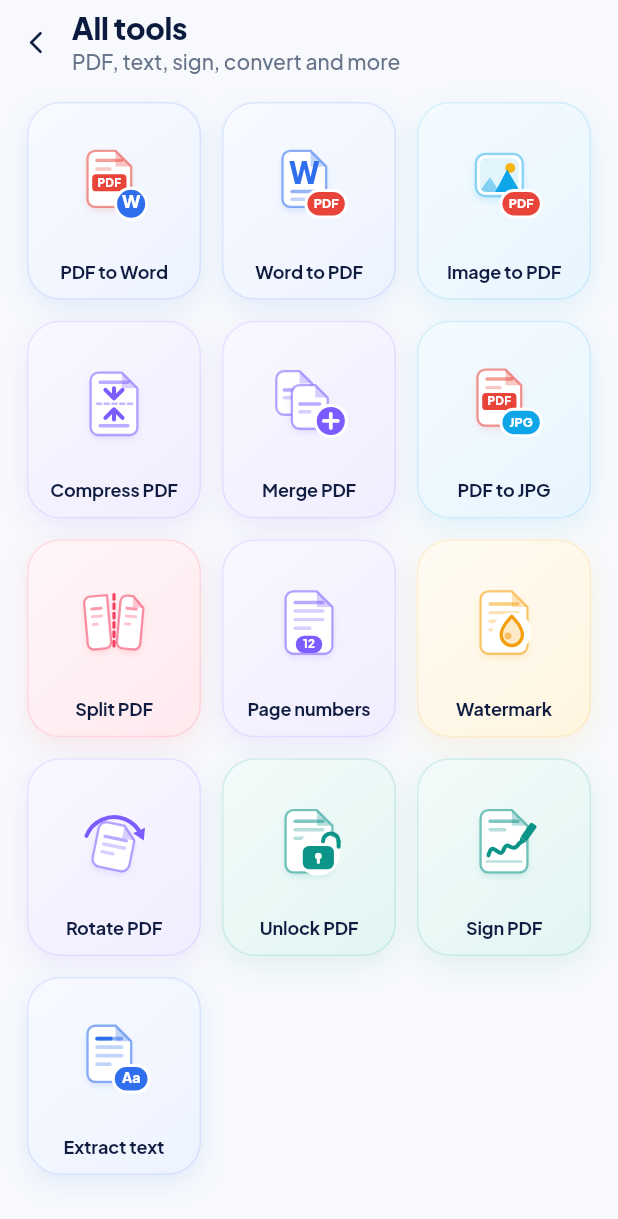
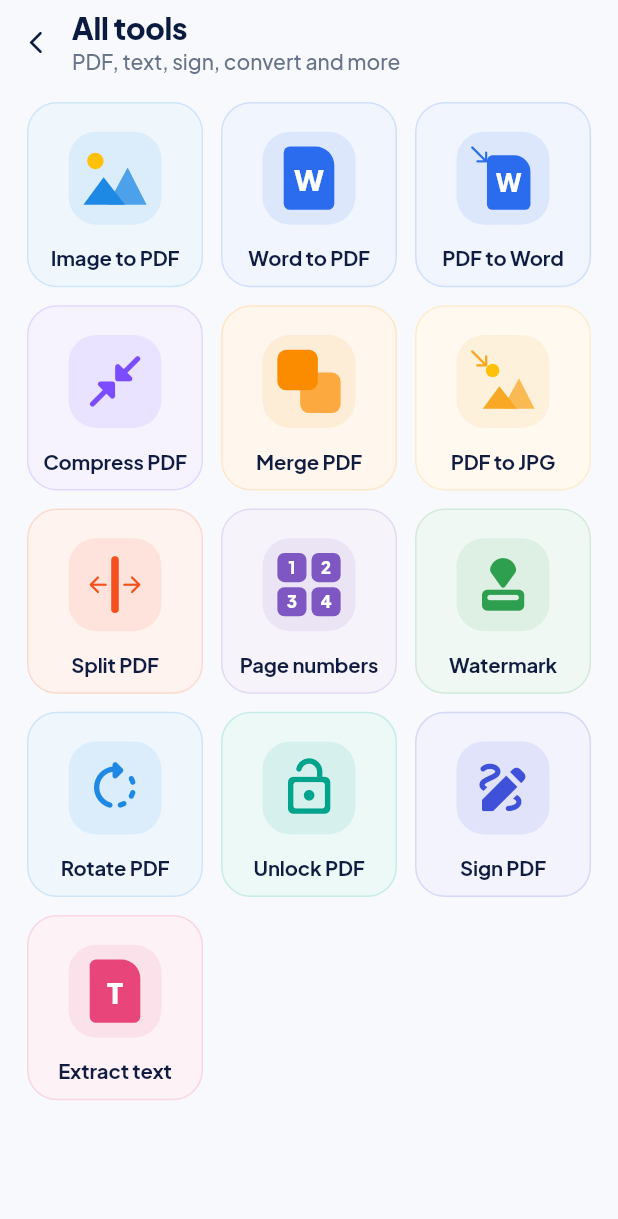
Before and after one commit to anubundu21-alt/scan, a Flutter app: the AllToolsScreen screen opened by its route, on a phone screen of 412 x 824 dp. Shown: the top 1219 px of the screen. Run offline on Flutter 3.47's test engine with Material 3 defaults, Android fonts, the phone set to English and light mode, and no system bars; our stand-ins replace camera, file_picker, flutter_riverpod, go_router, image_picker, in_app_purchase and 7 more; missing offline and left inert: cunning_document_scanner, gal; accounts and stored records are empty.

Commit message:
Brighter All tools tiles with bold colour icons
Co-Authored-By: Claude Opus 5.5 <noreply@anthropic.com>

```diff
--- a/lib/features/home/presentation/all_tools_screen.dart
+++ b/lib/features/home/presentation/all_tools_screen.dart
@@ -6,7 +6,7 @@ import 'package:scan2/core/theme/brand.dart';
 import 'package:scan2/core/theme/tactile.dart';
 import 'package:scan2/core/widgets/pressable_scale.dart';
 import 'package:scan2/features/home/domain/import_service.dart';
-import 'package:scan2/features/home/presentation/tool_art.dart';
+import 'package:scan2/features/home/presentation/tool_glyph.dart';
 import 'package:scan2/features/ocr/domain/on_device_ocr.dart';
 import 'package:scan2/features/ocr/presentation/ocr_result_screen.dart';
 import 'package:scan2/features/pro/presentation/coming_soon_tool_screen.dart';
@@ -29,6 +29,12 @@ class _AllToolsScreenState extends ConsumerState<AllToolsScreen> {
     final theme = Theme.of(context);
     final scheme = theme.colorScheme;
     final isLight = theme.brightness == Brightness.light;
+    final width = MediaQuery.sizeOf(context).width;
+    final columns = width >= 600 ? 4 : 3;
+    const maxGridWidth = 680.0;
+    final sidePad = width > maxGridWidth + 36
+        ? (width - maxGridWidth) / 2
+        : 18.0;
 
     return Scaffold(
       backgroundColor: isLight ? const Color(0xFFF7F9FC) : scheme.surface,
@@ -77,13 +83,15 @@ class _AllToolsScreenState extends ConsumerState<AllToolsScreen> {
           CustomScrollView(
             slivers: [
               SliverPadding(
-                padding: const EdgeInsets.fromLTRB(18, 12, 18, 28),
+                // On an iPad the grid stays phone-sized and centred, so the
+                // tiles do not stretch into huge empty cards.
+                padding: EdgeInsets.fromLTRB(sidePad, 12, sidePad, 28),
                 sliver: SliverGrid(
-                  gridDelegate: const SliverGridDelegateWithFixedCrossAxisCount(
-                    crossAxisCount: 3,
-                    mainAxisSpacing: 14,
-                    crossAxisSpacing: 14,
-                    childAspectRatio: 0.88,
+                  gridDelegate: SliverGridDelegateWithFixedCrossAxisCount(
+                    crossAxisCount: columns,
+                    mainAxisSpacing: 12,
+                    crossAxisSpacing: 12,
+                    childAspectRatio: 0.95,
                   ),
                   delegate: SliverChildBuilderDelegate(
                     childCount: _allTools.length,
@@ -188,98 +196,30 @@ class _AllToolsScreenState extends ConsumerState<AllToolsScreen> {
 }
 
 class _ToolItem {
-  const _ToolItem({
-    required this.id,
-    required this.title,
-    required this.wash,
-    required this.ink,
-  });
+  const _ToolItem({required this.id, required this.title, required this.ink});
 
   final String id;
   final String title;
-  final Color wash;
+
+  /// The tool's bright colour. The tile wash and the icon square are made
+  /// from it, so each tool needs only one colour.
   final Color ink;
 }
 
 const _allTools = <_ToolItem>[
-  _ToolItem(
-    id: 'pdf-word',
-    title: 'PDF to Word',
-    wash: Color(0xFFEDF3FF),
-    ink: Color(0xFF2F6FED),
-  ),
-  _ToolItem(
-    id: 'word-pdf',
-    title: 'Word to PDF',
-    wash: Color(0xFFEDF3FF),
-    ink: Color(0xFF2F6FED),
-  ),
-  _ToolItem(
-    id: 'img-pdf',
-    title: 'Image to PDF',
-    wash: Color(0xFFE7F5FE),
-    ink: Color(0xFF0EA5E9),
-  ),
-  _ToolItem(
-    id: 'compress',
-    title: 'Compress PDF',
-    wash: Color(0xFFF1EDFF),
-    ink: Color(0xFF7C5CFF),
-  ),
-  _ToolItem(
-    id: 'merge',
-    title: 'Merge PDF',
-    wash: Color(0xFFF1EDFF),
-    ink: Color(0xFF7C5CFF),
-  ),
-  _ToolItem(
-    id: 'jpg',
-    title: 'PDF to JPG',
-    wash: Color(0xFFE7F5FE),
-    ink: Color(0xFF0EA5E9),
-  ),
-  _ToolItem(
-    id: 'split',
-    title: 'Split PDF',
-    wash: Color(0xFFFFE9EE),
-    ink: Color(0xFFF43F5E),
-  ),
-  _ToolItem(
-    id: 'pages',
-    title: 'Page numbers',
-    wash: Color(0xFFF1EDFF),
-    ink: Color(0xFF7C5CFF),
-  ),
-  _ToolItem(
-    id: 'watermark',
-    title: 'Watermark',
-    wash: Color(0xFFFFF5E0),
-    ink: Color(0xFFF59E0B),
-  ),
-  _ToolItem(
-    id: 'rotate',
-    title: 'Rotate PDF',
-    wash: Color(0xFFF1EDFF),
-    ink: Color(0xFF7C5CFF),
-  ),
-  _ToolItem(
-    id: 'unlock',
-    title: 'Unlock PDF',
-    wash: Color(0xFFE2F5F2),
-    ink: Color(0xFF0D9488),
-  ),
-  _ToolItem(
-    id: 'sign',
-    title: 'Sign PDF',
-    wash: Color(0xFFE2F5F2),
-    ink: Color(0xFF0D9488),
-  ),
-  _ToolItem(
-    id: 'extract',
-    title: 'Extract text',
-    wash: Color(0xFFEDF3FF),
-    ink: Color(0xFF2F6FED),
-  ),
+  _ToolItem(id: 'img-pdf', title: 'Image to PDF', ink: Color(0xFF1E88E5)),
+  _ToolItem(id: 'word-pdf', title: 'Word to PDF', ink: Color(0xFF2B6CEE)),
+  _ToolItem(id: 'pdf-word', title: 'PDF to Word', ink: Color(0xFF2B6CEE)),
+  _ToolItem(id: 'compress', title: 'Compress PDF', ink: Color(0xFF7C4DFF)),
+  _ToolItem(id: 'merge', title: 'Merge PDF', ink: Color(0xFFFB8C00)),
+  _ToolItem(id: 'jpg', title: 'PDF to JPG', ink: Color(0xFFF9A825)),
+  _ToolItem(id: 'split', title: 'Split PDF', ink: Color(0xFFF4511E)),
+  _ToolItem(id: 'pages', title: 'Page numbers', ink: Color(0xFF7E57C2)),
+  _ToolItem(id: 'watermark', title: 'Watermark', ink: Color(0xFF2E9E4F)),
+  _ToolItem(id: 'rotate', title: 'Rotate PDF', ink: Color(0xFF1E88E5)),
+  _ToolItem(id: 'unlock', title: 'Unlock PDF', ink: Color(0xFF00A38C)),
+  _ToolItem(id: 'sign', title: 'Sign PDF', ink: Color(0xFF3F51D8)),
+  _ToolItem(id: 'extract', title: 'Extract text', ink: Color(0xFFE8457A)),
 ];
 
 class _ToolCard extends StatelessWidget {
@@ -292,55 +232,33 @@ class _ToolCard extends StatelessWidget {
   Widget build(BuildContext context) {
     final theme = Theme.of(context);
     final isLight = theme.brightness == Brightness.light;
-    final wash = tool.wash;
-    final tint = Color.lerp(wash, Colors.white, 0.6) ?? wash;
+    final ink = tool.ink;
 
     return PressableScale(
       onPressed: onPressed,
       haptic: AppHaptic.impactLight,
       scale: Tactile.pressScaleCard,
-      borderRadius: BorderRadius.circular(22),
+      borderRadius: BorderRadius.circular(20),
       minSize: 0,
       child: Container(
         width: double.infinity,
-        padding: const EdgeInsets.fromLTRB(6, 12, 6, 11),
+        padding: const EdgeInsets.fromLTRB(6, 12, 6, 10),
         decoration: BoxDecoration(
-          // A top-left highlight into the flat wash: the card reads as lit
-          // paper rather than a swatch, and the white sheets in the mark keep
-          // their edge against it.
-          gradient: LinearGradient(
-            begin: Alignment.topLeft,
-            end: Alignment.bottomRight,
-            colors: isLight
-                ? [tint, wash]
-                : [
-                    tool.ink.withValues(alpha: 0.22),
-                    tool.ink.withValues(alpha: 0.10),
-                  ],
+          color: isLight
+              ? Color.lerp(Colors.white, ink, 0.07)
+              : ink.withValues(alpha: 0.12),
+          borderRadius: BorderRadius.circular(20),
+          border: Border.all(
+            color: ink.withValues(alpha: isLight ? 0.16 : 0.30),
           ),
-          borderRadius: BorderRadius.circular(22),
-          border: Border.all(
-            color: tool.ink.withValues(alpha: isLight ? 0.14 : 0.30),
-          ),
-          boxShadow: isLight
-              ? [
-                  BoxShadow(
-                    color: tool.ink.withValues(alpha: 0.10),
-                    blurRadius: 14,
-                    offset: const Offset(0, 6),
-                  ),
-                ]
-              : null,
         ),
         child: Column(
           children: [
             Expanded(
               child: Center(
-                // Scale down rather than clip: three columns on a 320pt phone
-                // leave the art less room than the stage wants.
                 child: FittedBox(
                   fit: BoxFit.scaleDown,
-                  child: AllToolsMark(toolId: tool.id, ink: tool.ink),
+                  child: ToolGlyph(toolId: tool.id, color: ink),
                 ),
               ),
             ),
@@ -352,7 +270,7 @@ class _ToolCard extends StatelessWidget {
               overflow: TextOverflow.ellipsis,
               style: theme.textTheme.titleSmall?.copyWith(
                 fontWeight: FontWeight.w700,
-                fontSize: 12,
+                fontSize: 13.5,
                 height: 1.15,
                 letterSpacing: -0.1,
                 color: isLight
--- /dev/null
+++ b/lib/features/home/presentation/tool_glyph.dart
@@ -0,0 +1,342 @@
+import 'package:flutter/material.dart';
+
+/// Bright, flat icon for one All tools tile: a solid-colour mark on a soft
+/// rounded square of the same hue.
+class ToolGlyph extends StatelessWidget {
+  const ToolGlyph({
+    super.key,
+    required this.toolId,
+    required this.color,
+    this.size = 62,
+  });
+
+  final String toolId;
+  final Color color;
+  final double size;
+
+  @override
+  Widget build(BuildContext context) {
+    final isLight = Theme.of(context).brightness == Brightness.light;
+    return Container(
+      width: size,
+      height: size,
+      decoration: BoxDecoration(
+        color: isLight
+            ? Color.lerp(Colors.white, color, 0.16)
+            : color.withValues(alpha: 0.24),
+        borderRadius: BorderRadius.circular(size * 0.3),
+      ),
+      alignment: Alignment.center,
+      child: SizedBox.square(dimension: size * 0.68, child: _mark()),
+    );
+  }
+
+  Widget _mark() {
+    switch (toolId) {
+      case 'img-pdf':
+        return _ImageMark(color: color);
+      case 'word-pdf':
+        return _DocMark(letter: 'W', color: color);
+      case 'pdf-word':
+        return _WithArrow(
+          color: color,
+          child: _DocMark(letter: 'W', color: color),
+        );
+      case 'compress':
+        return _Icon(Icons.close_fullscreen_rounded, color);
+      case 'merge':
+        return _MergeMark(color: color);
+      case 'jpg':
+        return _WithArrow(
+          color: color,
+          child: _ImageMark(color: color),
+        );
+      case 'split':
+        return _SplitMark(color: color);
+      case 'pages':
+        return _PagesMark(color: color);
+      case 'watermark':
+        return _Icon(Icons.approval_rounded, color);
+      case 'rotate':
+        return _Icon(Icons.rotate_right_rounded, color);
+      case 'unlock':
+        return _Icon(Icons.lock_open_rounded, color);
+      case 'sign':
+        return _Icon(Icons.draw_rounded, color);
+      case 'extract':
+        return _DocMark(letter: 'T', color: color);
+      default:
+        return _Icon(Icons.picture_as_pdf_rounded, color);
+    }
+  }
+}
+
+class _Icon extends StatelessWidget {
+  const _Icon(this.icon, this.color);
+
+  final IconData icon;
+  final Color color;
+
+  @override
+  Widget build(BuildContext context) => LayoutBuilder(
+    builder: (context, c) => Icon(icon, color: color, size: c.maxWidth),
+  );
+}
+
+/// A solid document with a folded corner and one bold letter.
+class _DocMark extends StatelessWidget {
+  const _DocMark({required this.letter, required this.color});
+
+  final String letter;
+  final Color color;
+
+  @override
+  Widget build(BuildContext context) => LayoutBuilder(
+    builder: (context, c) {
+      final h = c.maxHeight;
+      final w = h * 0.8;
+      return Center(
+        child: SizedBox(
+          width: w,
+          height: h,
+          child: Stack(
+            children: [
+              Positioned.fill(
+                child: DecoratedBox(
+                  decoration: BoxDecoration(
+                    color: color,
+                    borderRadius: BorderRadius.only(
+                      topLeft: Radius.circular(h * 0.1),
+                      topRight: Radius.circular(h * 0.3),
+                      bottomLeft: Radius.circular(h * 0.1),
+                      bottomRight: Radius.circular(h * 0.1),
+                    ),
+                  ),
+                ),
+              ),
+              Center(
+                child: Text(
+                  letter,
+                  style: TextStyle(
+                    color: Colors.white,
+                    fontWeight: FontWeight.w800,
+                    fontSize: h * 0.46,
+                    height: 1,
+                  ),
+                ),
+              ),
+            ],
+          ),
+        ),
+      );
+    },
+  );
+}
+
+/// A picture: sun and hills, in the tool colour with an amber sun.
+class _ImageMark extends StatelessWidget {
+  const _ImageMark({required this.color});
+
+  final Color color;
+
+  @override
+  Widget build(BuildContext context) => LayoutBuilder(
+    builder: (context, c) {
+      final s = c.maxWidth;
+      return Stack(
+        children: [
+          Positioned(
+            left: s * 0.06,
+            top: s * 0.1,
+            child: Container(
+              width: s * 0.26,
+              height: s * 0.26,
+              decoration: const BoxDecoration(
+                color: Color(0xFFFFC107),
+                shape: BoxShape.circle,
+              ),
+            ),
+          ),
+          Positioned(
+            left: 0,
+            right: 0,
+            bottom: s * 0.08,
+            height: s * 0.62,
+            child: CustomPaint(painter: _HillsPainter(color)),
+          ),
+        ],
+      );
+    },
+  );
+}
+
+class _HillsPainter extends CustomPainter {
+  const _HillsPainter(this.color);
+
+  final Color color;
+
+  @override
+  void paint(Canvas canvas, Size size) {
+    final w = size.width;
+    final h = size.height;
+    final back = Path()
+      ..moveTo(w * 0.38, h)
+      ..lineTo(w * 0.7, h * 0.05)
+      ..lineTo(w, h)
+      ..close();
+    final front = Path()
+      ..moveTo(0, h)
+      ..lineTo(w * 0.32, h * 0.3)
+      ..lineTo(w * 0.66, h)
+      ..close();
+    canvas.drawPath(back, Paint()..color = color.withValues(alpha: 0.75));
+    canvas.drawPath(front, Paint()..color = color);
+  }
+
+  @override
+  bool shouldRepaint(_HillsPainter old) => old.color != color;
+}
+
+/// Adds a small "convert" arrow in the top-left corner of [child].
+class _WithArrow extends StatelessWidget {
+  const _WithArrow({required this.color, required this.child});
+
+  final Color color;
+  final Widget child;
+
+  @override
+  Widget build(BuildContext context) => LayoutBuilder(
+    builder: (context, c) {
+      final s = c.maxWidth;
+      return Stack(
+        clipBehavior: Clip.none,
+        children: [
+          Positioned(
+            left: s * 0.18,
+            top: s * 0.14,
+            right: 0,
+            bottom: 0,
+            child: child,
+          ),
+          Positioned(
+            left: -s * 0.08,
+            top: -s * 0.08,
+            child: Icon(Icons.south_east_rounded, size: s * 0.42, color: color),
+          ),
+        ],
+      );
+    },
+  );
+}
+
+/// Two overlapping rounded squares.
+class _MergeMark extends StatelessWidget {
+  const _MergeMark({required this.color});
+
+  final Color color;
+
+  @override
+  Widget build(BuildContext context) => LayoutBuilder(
+    builder: (context, c) {
+      final s = c.maxWidth;
+      final box = s * 0.64;
+      BoxDecoration deco(Color c) => BoxDecoration(
+        color: c,
+        borderRadius: BorderRadius.circular(box * 0.22),
+      );
+      return Stack(
+        children: [
+          Positioned(
+            right: 0,
+            bottom: 0,
+            child: Container(
+              width: box,
+              height: box,
+              decoration: deco(Color.lerp(color, Colors.white, 0.25)!),
+            ),
+          ),
+          Positioned(
+            left: 0,
+            top: 0,
+            child: Container(width: box, height: box, decoration: deco(color)),
+          ),
+        ],
+      );
+    },
+  );
+}
+
+/// A bar with arrows pulling away from it on both sides.
+class _SplitMark extends StatelessWidget {
+  const _SplitMark({required this.color});
+
+  final Color color;
+
+  @override
+  Widget build(BuildContext context) => LayoutBuilder(
+    builder: (context, c) {
+      final s = c.maxWidth;
+      return Row(
+        mainAxisAlignment: MainAxisAlignment.center,
+        children: [
+          Icon(Icons.arrow_back_rounded, color: color, size: s * 0.42),
+          Container(
+            width: s * 0.12,
+            height: s * 0.9,
+            decoration: BoxDecoration(
+              color: color,
+              borderRadius: BorderRadius.circular(s),
+            ),
+          ),
+          Icon(Icons.arrow_forward_rounded, color: color, size: s * 0.42),
+        ],
+      );
+    },
+  );
+}
+
+/// A 2x2 grid of numbered tiles.
+class _PagesMark extends StatelessWidget {
+  const _PagesMark({required this.color});
+
+  final Color color;
+
+  @override
+  Widget build(BuildContext context) => LayoutBuilder(
+    builder: (context, c) {
+      final s = c.maxWidth;
+      final cell = s * 0.46;
+      Widget tile(String n) => Container(
+        width: cell,
+        height: cell,
+        alignment: Alignment.center,
+        decoration: BoxDecoration(
+          color: color,
+          borderRadius: BorderRadius.circular(cell * 0.24),
+        ),
+        child: Text(
+          n,
+          style: TextStyle(
+            color: Colors.white,
+            fontWeight: FontWeight.w800,
+            fontSize: cell * 0.58,
+            height: 1,
+          ),
+        ),
+      );
+      return Column(
+        mainAxisAlignment: MainAxisAlignment.spaceBetween,
+        children: [
+          Row(
+            mainAxisAlignment: MainAxisAlignment.spaceBetween,
+            children: [tile('1'), tile('2')],
+          ),
+          Row(
+            mainAxisAlignment: MainAxisAlignment.spaceBetween,
+            children: [tile('3'), tile('4')],
+          ),
+        ],
+      );
+    },
+  );
+}
```
